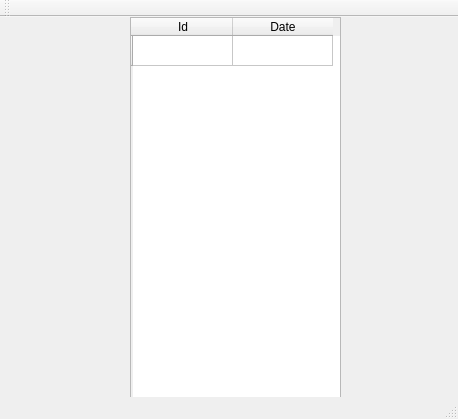
This is mainwindow.ui in 1474net/LogScanScout as Qt 5 draws it before an edit. The edited form follows.
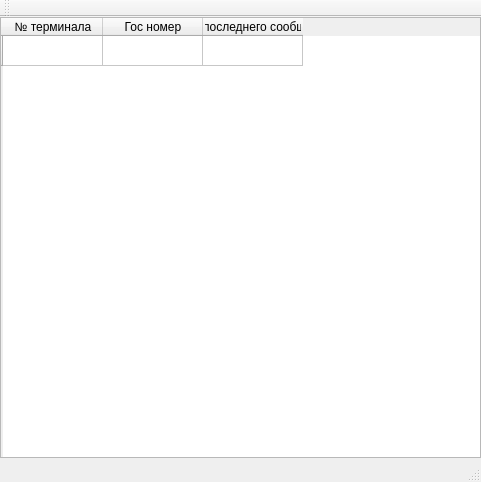
This is the edited form.

Diff of the .ui file:
```diff
--- a/mainwindow.ui
+++ b/mainwindow.ui
@@ -6,8 +6,8 @@
    <rect>
     <x>0</x>
     <y>0</y>
-    <width>458</width>
-    <height>419</height>
+    <width>481</width>
+    <height>482</height>
    </rect>
   </property>
   <property name="windowTitle">
@@ -20,10 +20,10 @@
     </property>
     <property name="geometry">
      <rect>
-      <x>130</x>
+      <x>0</x>
       <y>0</y>
-      <width>211</width>
-      <height>381</height>
+      <width>481</width>
+      <height>441</height>
      </rect>
     </property>
     <row>
@@ -33,14 +33,29 @@
     </row>
     <column>
      <property name="text">
-      <string>Id</string>
+      <string>№ терминала</string>
      </property>
     </column>
     <column>
      <property name="text">
-      <string>Date</string>
+      <string>Гос номер</string>
      </property>
     </column>
+    <column>
+     <property name="text">
+      <string>Дата последнего сообщения</string>
+     </property>
+    </column>
+    <item row="0" column="1">
+     <property name="text">
+      <string/>
+     </property>
+    </item>
+    <item row="0" column="2">
+     <property name="text">
+      <string/>
+     </property>
+    </item>
    </widget>
   </widget>
   <widget class="QMenuBar" name="menuBar">
```
Left out of the diff: 2 changed lines with no effect on the pictures.
